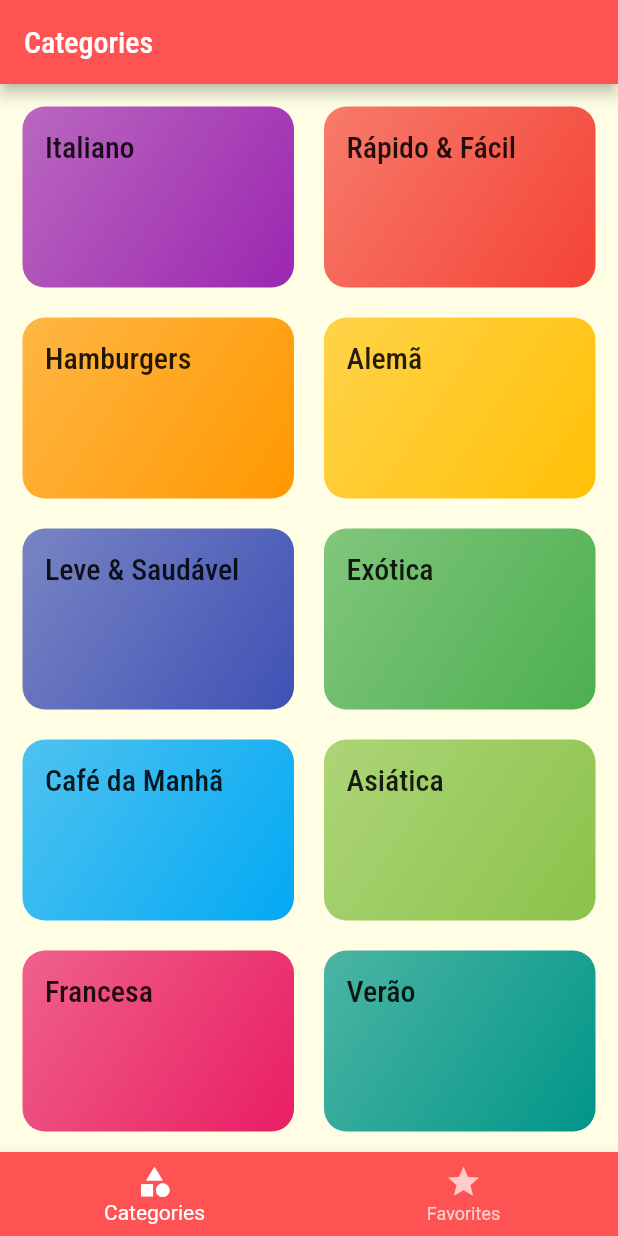
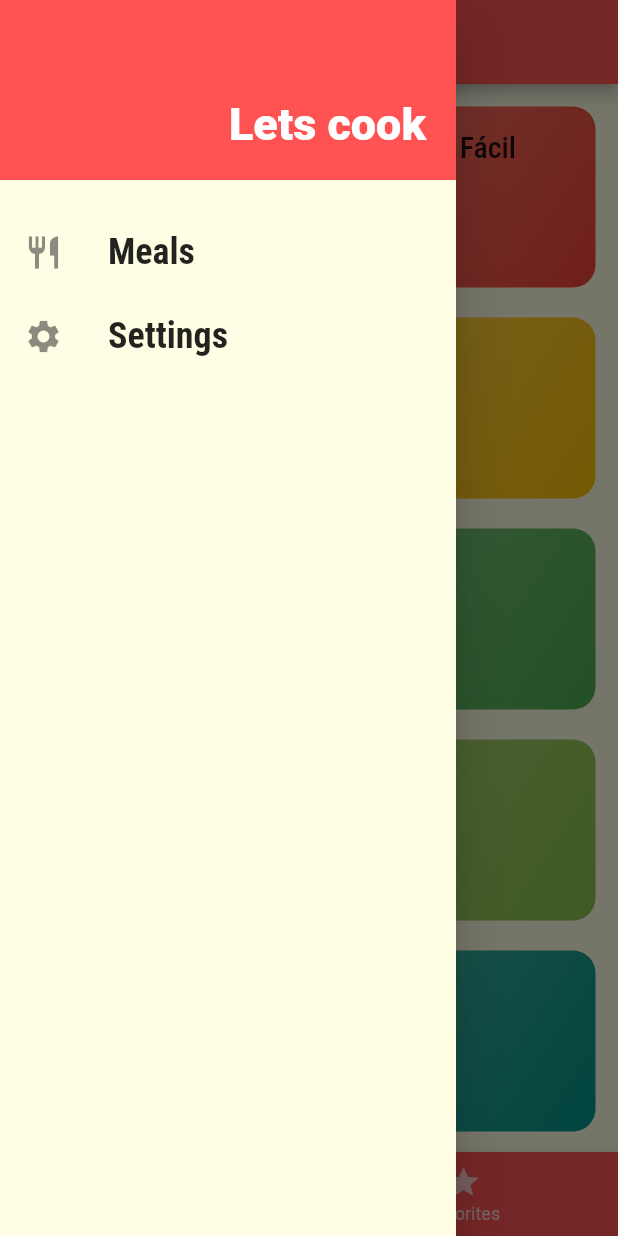
Before and after one commit to EduardoRenz/Flutter-Recipies-App, a Flutter app: the screen it shows after launch, with the side drawer open (before the commit the screen has no drawer), on a phone screen of 412 x 824 dp. Run offline on Flutter 3.47's test engine with Material 2 defaults, Android fonts, the phone set to English and light mode, and no system bars.

Commit message:
Adding drawer

```diff
--- /dev/null
+++ b/lib/components/main_drawer.dart
@@ -0,0 +1,43 @@
+import 'package:flutter/material.dart';
+
+class MainDrawer extends StatelessWidget {
+  Widget _createItem(IconData icon, String text) {
+    return ListTile(
+      leading: Icon(icon, size: 26),
+      title: Text(
+        text,
+        style: const TextStyle(
+          fontFamily: 'RobotoCondensed',
+          fontSize: 24,
+          fontWeight: FontWeight.bold,
+        ),
+      ),
+      onTap: () {},
+    );
+  }
+
+  @override
+  Widget build(BuildContext context) {
+    return Drawer(
+      child: Column(
+        children: [
+          Container(
+            height: 120,
+            width: double.infinity,
+            padding: const EdgeInsets.all(20),
+            color: Theme.of(context).primaryColor,
+            alignment: Alignment.bottomRight,
+            child: const Text('Lets cook',
+                style: TextStyle(
+                    color: Colors.white,
+                    fontSize: 30,
+                    fontWeight: FontWeight.w900)),
+          ),
+          const SizedBox(height: 20),
+          _createItem(Icons.restaurant, 'Meals'),
+          _createItem(Icons.settings, 'Settings')
+        ],
+      ),
+    );
+  }
+}
--- a/lib/main.dart
+++ b/lib/main.dart
@@ -13,7 +13,7 @@ class MyApp extends StatelessWidget {
     return MaterialApp(
       title: 'DeliMeals',
       theme: ThemeData(
-        primarySwatch: Colors.pink,
+        primarySwatch: Colors.yellow,
         primaryColor: Colors.redAccent,
         fontFamily: 'RaleWay',
         canvasColor: const Color.fromRGBO(255, 254, 229, 1),
--- a/lib/screens/tabs_screen.dart
+++ b/lib/screens/tabs_screen.dart
@@ -1,4 +1,5 @@
 import 'package:flutter/material.dart';
+import 'package:recipies/components/main_drawer.dart';
 import 'package:recipies/screens/categories_screen.dart';
 import 'package:recipies/screens/favorite_screen.dart';
 
@@ -35,6 +36,7 @@ class _TabsScreenState extends State<TabsScreen> {
         backgroundColor: Theme.of(context).primaryColor,
       ),
       body: _screens[_selectedScreenIndex],
+      drawer: MainDrawer(),
       bottomNavigationBar: BottomNavigationBar(
         onTap: _selectScreen,
         unselectedItemColor: Colors.white70,
```
